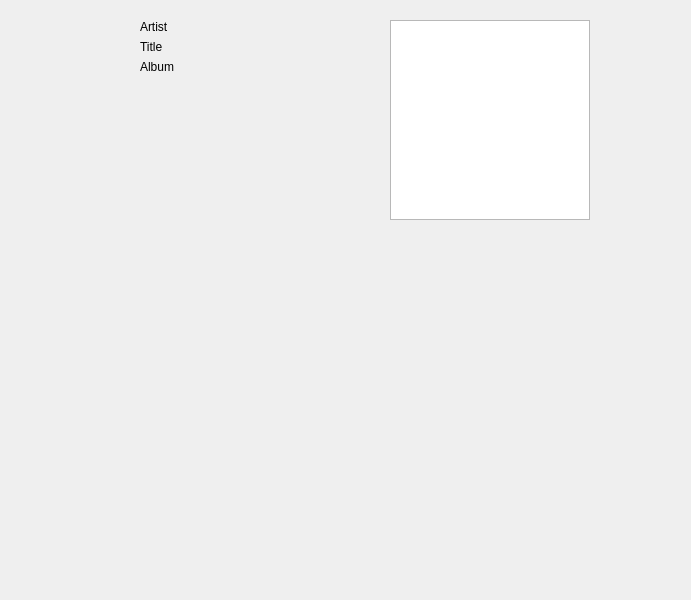
Before: the Qt Designer form pythonCompanion.ui in evallower/pythonCompanion, drawn with Qt 5.
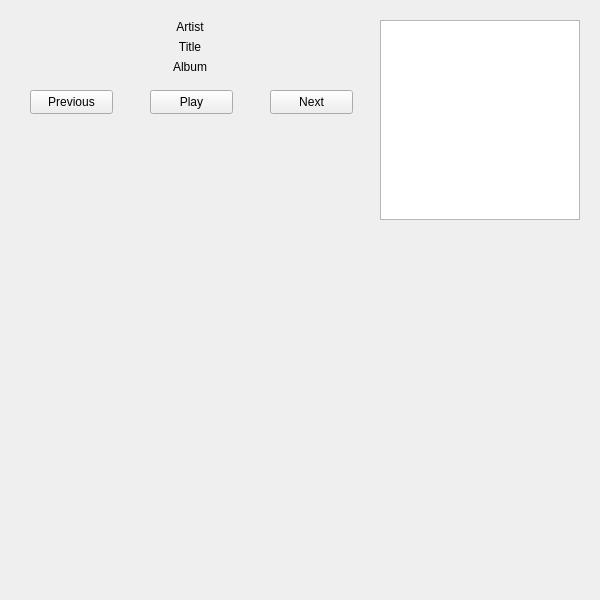
After: the same form once the commit is applied.

The edit to the form file:
```diff
--- a/pythonCompanion.ui
+++ b/pythonCompanion.ui
@@ -6,7 +6,7 @@
    <rect>
     <x>0</x>
     <y>0</y>
-    <width>691</width>
+    <width>600</width>
     <height>600</height>
    </rect>
   </property>
@@ -17,7 +17,7 @@
    <widget class="QGraphicsView" name="graphicsView">
     <property name="geometry">
      <rect>
-      <x>390</x>
+      <x>380</x>
       <y>20</y>
       <width>200</width>
       <height>200</height>
@@ -27,40 +27,96 @@
    <widget class="QLabel" name="albumLabel">
     <property name="geometry">
      <rect>
-      <x>140</x>
+      <x>40</x>
       <y>60</y>
-      <width>57</width>
+      <width>300</width>
       <height>14</height>
      </rect>
     </property>
     <property name="text">
      <string>Album</string>
     </property>
+    <property name="alignment">
+     <set>Qt::AlignCenter</set>
+    </property>
    </widget>
    <widget class="QLabel" name="titleLabel">
     <property name="geometry">
      <rect>
-      <x>140</x>
+      <x>40</x>
       <y>40</y>
-      <width>57</width>
+      <width>300</width>
       <height>14</height>
      </rect>
     </property>
     <property name="text">
      <string>Title</string>
     </property>
+    <property name="alignment">
+     <set>Qt::AlignCenter</set>
+    </property>
    </widget>
    <widget class="QLabel" name="artistLabel">
     <property name="geometry">
      <rect>
-      <x>140</x>
+      <x>40</x>
       <y>20</y>
-      <width>57</width>
+      <width>300</width>
       <height>14</height>
      </rect>
     </property>
+    <property name="font">
+     <font>
+      <strikeout>false</strikeout>
+     </font>
+    </property>
+    <property name="layoutDirection">
+     <enum>Qt::LeftToRight</enum>
+    </property>
     <property name="text">
      <string>Artist</string>
+    </property>
+    <property name="alignment">
+     <set>Qt::AlignCenter</set>
+    </property>
+   </widget>
+   <widget class="QPushButton" name="playButton">
+    <property name="geometry">
+     <rect>
+      <x>150</x>
+      <y>90</y>
+      <width>83</width>
+      <height>24</height>
+     </rect>
+    </property>
+    <property name="text">
+     <string>Play</string>
+    </property>
+   </widget>
+   <widget class="QPushButton" name="nextButton">
+    <property name="geometry">
+     <rect>
+      <x>270</x>
+      <y>90</y>
+      <width>83</width>
+      <height>24</height>
+     </rect>
+    </property>
+    <property name="text">
+     <string>Next</string>
+    </property>
+   </widget>
+   <widget class="QPushButton" name="previousButton">
+    <property name="geometry">
+     <rect>
+      <x>30</x>
+      <y>90</y>
+      <width>83</width>
+      <height>24</height>
+     </rect>
+    </property>
+    <property name="text">
+     <string>Previous</string>
     </property>
    </widget>
   </widget>
```
Left out of the diff: 2 changed lines with no effect on the pictures.
